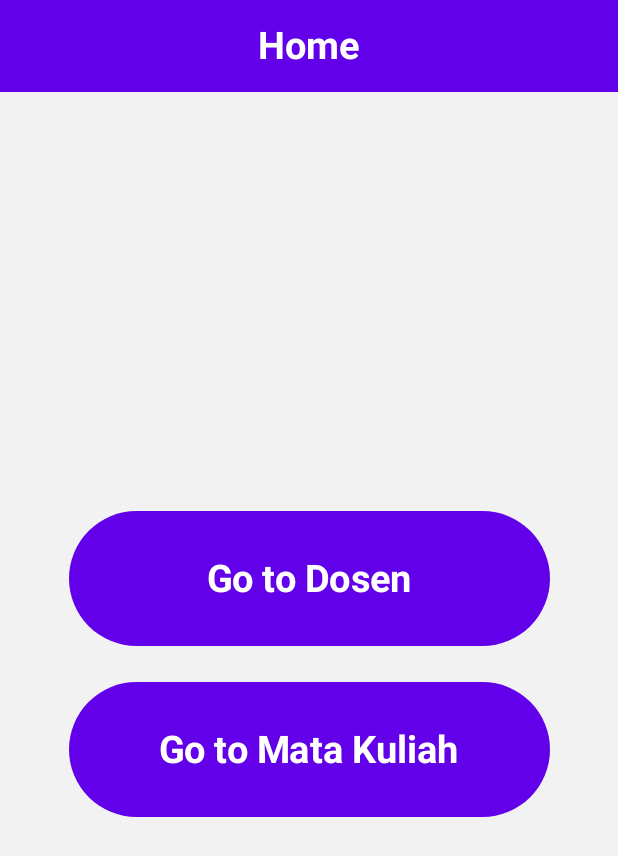
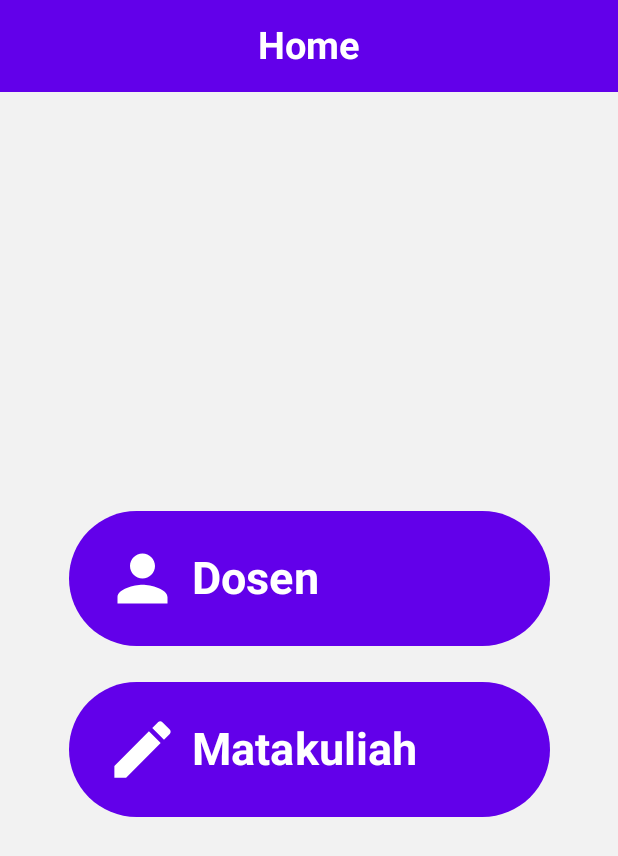
Before and after one commit to FarhanVirenze/UcpRoomDatabase_0139, an Android app built with Jetpack Compose: the screen it shows after launch (MainActivity), on a phone screen of 412 x 824 dp. Shown: the top 856 px of the screen. Run offline under Robolectric (Android 15) with nearby library versions, the phone set to English and light mode, and no system bars.

Commit message:
Typo Fixed

```diff
--- a/app/src/main/java/com/pam/pam_ucp2/ui/view/dosen/HomeDosenView.kt
+++ b/app/src/main/java/com/pam/pam_ucp2/ui/view/dosen/HomeDosenView.kt
@@ -23,7 +23,6 @@ import androidx.compose.material3.MaterialTheme
 import androidx.compose.material3.Scaffold
 import androidx.compose.material3.SnackbarHostState
 import androidx.compose.material3.Text
-import androidx.compose.material3.TopAppBar
 import androidx.compose.runtime.Composable
 import androidx.compose.runtime.LaunchedEffect
 import androidx.compose.runtime.collectAsState
--- a/app/src/main/java/com/pam/pam_ucp2/ui/view/home/HomeView.kt
+++ b/app/src/main/java/com/pam/pam_ucp2/ui/view/home/HomeView.kt
@@ -1,9 +1,6 @@
 package com.pam.pam_ucp2.ui.view.home
 
-import androidx.compose.animation.AnimatedVisibility
 import androidx.compose.animation.core.animateFloatAsState
-import androidx.compose.animation.fadeIn
-import androidx.compose.animation.scaleIn
 import androidx.compose.foundation.layout.*
 import androidx.compose.material3.*
 import androidx.compose.runtime.*
@@ -18,6 +15,11 @@ import androidx.compose.foundation.background
 import androidx.compose.foundation.clickable
 import androidx.compose.ui.draw.scale
 import com.pam.pam_ucp2.ui.costumwidget.TopAppBar
+import androidx.compose.material.icons.Icons
+import androidx.compose.material.icons.filled.Person
+import androidx.compose.material.icons.filled.Edit
+import androidx.compose.material3.Icon
+import androidx.compose.material3.Text
 
 @Composable
 fun HomeView(
@@ -56,14 +58,14 @@ fun HomeView(
             verticalArrangement = Arrangement.Center
         ) {
             // Buttons with animations
-            AnimatedButton(text = "Go to Dosen", onClick = onDosenClick)
-            AnimatedButton(text = "Go to Mata Kuliah", onClick = onMataKuliahClick)
+            AnimatedButton(text = "Dosen", icon = Icons.Filled.Person, onClick = onDosenClick)
+            AnimatedButton(text = "Matakuliah", icon = Icons.Filled.Edit, onClick = onMataKuliahClick)
         }
     }
 }
 
 @Composable
-fun AnimatedButton(text: String, onClick: () -> Unit) {
+fun AnimatedButton(text: String, icon: androidx.compose.ui.graphics.vector.ImageVector, onClick: () -> Unit) {
     var isPressed by remember { mutableStateOf(false) }
 
     Button(
@@ -78,13 +80,29 @@ fun AnimatedButton(text: String, onClick: () -> Unit) {
             .fillMaxWidth(0.9f) // Make button wider
             .clickable { isPressed = !isPressed }
     ) {
+        Row(
+            verticalAlignment = Alignment.CenterVertically,
+            horizontalArrangement = Arrangement.Absolute.Left,
+            modifier = Modifier.fillMaxWidth()
+        ) {
+            // Icon with increased size
+            Icon(
+                imageVector = icon,
+                contentDescription = null,
+                modifier = Modifier
+                    .padding(end = 8.dp) // Padding between icon and text
+                    .size(50.dp), // Increased icon size
+                tint = Color.White
+            )
+            // Text
             Text(
                 text = text,
-            fontSize = 25.sp, // Increase font size for bigger text
+                fontSize = 30.sp, // Increase font size for bigger text
                 fontWeight = FontWeight.Bold,
                 modifier = Modifier
                     .animateScale(isPressed) // Adding animation to text
             )
+        }
     }
 }
 
--- a/app/src/main/java/com/pam/pam_ucp2/ui/view/matakuliah/DetailMatakuliahView.kt
+++ b/app/src/main/java/com/pam/pam_ucp2/ui/view/matakuliah/DetailMatakuliahView.kt
@@ -19,7 +19,6 @@ import androidx.compose.material3.MaterialTheme
 import androidx.compose.material3.Scaffold
 import androidx.compose.material3.Text
 import androidx.compose.material3.TextButton
-import androidx.compose.material3.TopAppBar
 import androidx.compose.runtime.Composable
 import androidx.compose.runtime.collectAsState
 import androidx.compose.runtime.getValue
--- a/app/src/main/java/com/pam/pam_ucp2/ui/viewmodel/matakuliah/MatakuliahViewModel.kt
+++ b/app/src/main/java/com/pam/pam_ucp2/ui/viewmodel/matakuliah/MatakuliahViewModel.kt
@@ -4,7 +4,6 @@ import androidx.compose.runtime.setValue
 import androidx.lifecycle.ViewModel
 import androidx.lifecycle.viewModelScope
 import com.pam.pam_ucp2.data.entity.Matakuliah
-import com.pam.pam_ucp2.repository.RepositoryDosen
 import com.pam.pam_ucp2.repository.RepositoryMatakuliah
 import kotlinx.coroutines.launch
 
```
Lines whose indentation alone changed are shown as unchanged.
